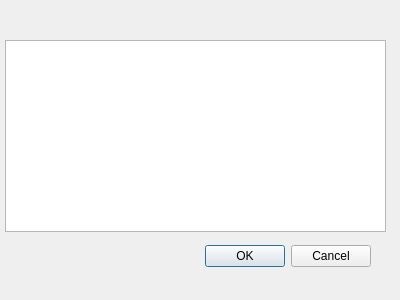
Old version of the form targetdialog.ui in the repository Anton9kin/Milandr_v3.
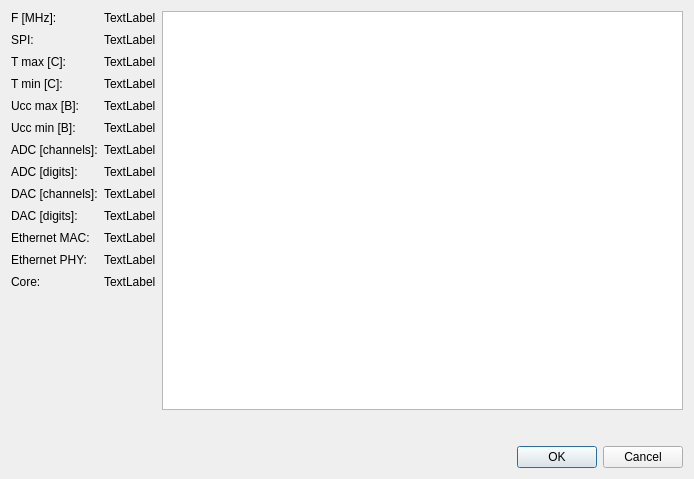
New version of the form.

What changed in the file:
```diff
--- a/targetdialog.ui
+++ b/targetdialog.ui
@@ -6,39 +6,271 @@
    <rect>
     <x>0</x>
     <y>0</y>
-    <width>400</width>
-    <height>300</height>
+    <width>694</width>
+    <height>479</height>
    </rect>
   </property>
   <property name="windowTitle">
    <string>Dialog</string>
   </property>
-  <widget class="QDialogButtonBox" name="buttonBox">
-   <property name="geometry">
-    <rect>
-     <x>30</x>
-     <y>240</y>
-     <width>341</width>
-     <height>32</height>
-    </rect>
-   </property>
-   <property name="orientation">
-    <enum>Qt::Horizontal</enum>
-   </property>
-   <property name="standardButtons">
-    <set>QDialogButtonBox::Cancel|QDialogButtonBox::Ok</set>
-   </property>
-  </widget>
-  <widget class="QTableView" name="tableView">
-   <property name="geometry">
-    <rect>
-     <x>5</x>
-     <y>40</y>
-     <width>381</width>
-     <height>192</height>
-    </rect>
-   </property>
-  </widget>
+  <layout class="QVBoxLayout" name="verticalLayout">
+   <item>
+    <layout class="QHBoxLayout" name="horizontalLayout">
+     <item>
+      <layout class="QGridLayout" name="gridLayout">
+       <property name="sizeConstraint">
+        <enum>QLayout::SetDefaultConstraint</enum>
+       </property>
+       <property name="verticalSpacing">
+        <number>8</number>
+       </property>
+       <item row="1" column="1">
+        <widget class="QLabel" name="SPI_label">
+         <property name="text">
+          <string>TextLabel</string>
+         </property>
+        </widget>
+       </item>
+       <item row="4" column="1">
+        <widget class="QLabel" name="Uccmax_label">
+         <property name="text">
+          <string>TextLabel</string>
+         </property>
+        </widget>
+       </item>
+       <item row="4" column="0">
+        <widget class="QLabel" name="label_8">
+         <property name="text">
+          <string>Ucc max [B]:</string>
+         </property>
+        </widget>
+       </item>
+       <item row="2" column="1">
+        <widget class="QLabel" name="Tmax_label">
+         <property name="text">
+          <string>TextLabel</string>
+         </property>
+        </widget>
+       </item>
+       <item row="2" column="0">
+        <widget class="QLabel" name="label_4">
+         <property name="text">
+          <string>T max [C]:</string>
+         </property>
+        </widget>
+       </item>
+       <item row="3" column="0">
+        <widget class="QLabel" name="label_6">
+         <property name="text">
+          <string>T min [C]:</string>
+         </property>
+        </widget>
+       </item>
+       <item row="9" column="1">
+        <widget class="QLabel" name="DACdig_label">
+         <property name="text">
+          <string>TextLabel</string>
+         </property>
+        </widget>
+       </item>
+       <item row="5" column="0">
+        <widget class="QLabel" name="label_10">
+         <property name="text">
+          <string>Ucc min [B]:</string>
+         </property>
+        </widget>
+       </item>
+       <item row="9" column="0">
+        <widget class="QLabel" name="label_20">
+         <property name="text">
+          <string>DAC [digits]:</string>
+         </property>
+        </widget>
+       </item>
+       <item row="12" column="0">
+        <widget class="QLabel" name="label_27">
+         <property name="text">
+          <string>Core:</string>
+         </property>
+        </widget>
+       </item>
+       <item row="7" column="0">
+        <widget class="QLabel" name="label_17">
+         <property name="text">
+          <string>ADC [digits]:</string>
+         </property>
+        </widget>
+       </item>
+       <item row="8" column="1">
+        <widget class="QLabel" name="DACch_label">
+         <property name="text">
+          <string>TextLabel</string>
+         </property>
+        </widget>
+       </item>
+       <item row="12" column="1">
+        <widget class="QLabel" name="Core_label">
+         <property name="text">
+          <string>TextLabel</string>
+         </property>
+        </widget>
+       </item>
+       <item row="1" column="0">
+        <widget class="QLabel" name="label">
+         <property name="text">
+          <string>SPI:</string>
+         </property>
+        </widget>
+       </item>
+       <item row="6" column="0">
+        <widget class="QLabel" name="label_16">
+         <property name="text">
+          <string>ADC [channels]:</string>
+         </property>
+        </widget>
+       </item>
+       <item row="10" column="0">
+        <widget class="QLabel" name="label_12">
+         <property name="text">
+          <string>Ethernet MAC:</string>
+         </property>
+        </widget>
+       </item>
+       <item row="11" column="1">
+        <widget class="QLabel" name="EthPHY_label">
+         <property name="text">
+          <string>TextLabel</string>
+         </property>
+        </widget>
+       </item>
+       <item row="10" column="1">
+        <widget class="QLabel" name="EthMAC_label">
+         <property name="text">
+          <string>TextLabel</string>
+         </property>
+        </widget>
+       </item>
+       <item row="0" column="0">
+        <widget class="QLabel" name="label_28">
+         <property name="text">
+          <string>F [MHz]:</string>
+         </property>
+        </widget>
+       </item>
+       <item row="0" column="1">
+        <widget class="QLabel" name="F_label">
+         <property name="text">
+          <string>TextLabel</string>
+         </property>
+        </widget>
+       </item>
+       <item row="6" column="1">
+        <widget class="QLabel" name="ADCch_label">
+         <property name="text">
+          <string>TextLabel</string>
+         </property>
+        </widget>
+       </item>
+       <item row="7" column="1">
+        <widget class="QLabel" name="ADCdig_label">
+         <property name="text">
+          <string>TextLabel</string>
+         </property>
+        </widget>
+       </item>
+       <item row="5" column="1">
+        <widget class="QLabel" name="Uccmin_label">
+         <property name="text">
+          <string>TextLabel</string>
+         </property>
+        </widget>
+       </item>
+       <item row="3" column="1">
+        <widget class="QLabel" name="Tmin_label">
+         <property name="text">
+          <string>TextLabel</string>
+         </property>
+        </widget>
+       </item>
+       <item row="11" column="0">
+        <widget class="QLabel" name="label_26">
+         <property name="text">
+          <string>Ethernet PHY:</string>
+         </property>
+        </widget>
+       </item>
+       <item row="8" column="0">
+        <widget class="QLabel" name="label_18">
+         <property name="text">
+          <string>DAC [channels]:</string>
+         </property>
+        </widget>
+       </item>
+       <item row="13" column="1">
+        <spacer name="verticalSpacer_2">
+         <property name="orientation">
+          <enum>Qt::Vertical</enum>
+         </property>
+         <property name="sizeHint" stdset="0">
+          <size>
+           <width>20</width>
+           <height>40</height>
+          </size>
+         </property>
+        </spacer>
+       </item>
+      </layout>
+     </item>
+     <item>
+      <widget class="QTableView" name="tableView">
+       <property name="font">
+        <font>
+         <pointsize>9</pointsize>
+        </font>
+       </property>
+       <property name="autoFillBackground">
+        <bool>false</bool>
+       </property>
+       <property name="editTriggers">
+        <set>QAbstractItemView::NoEditTriggers</set>
+       </property>
+       <property name="selectionMode">
+        <enum>QAbstractItemView::SingleSelection</enum>
+       </property>
+       <property name="selectionBehavior">
+        <enum>QAbstractItemView::SelectRows</enum>
+       </property>
+      </widget>
+     </item>
+    </layout>
+   </item>
+   <item>
+    <spacer name="verticalSpacer">
+     <property name="orientation">
+      <enum>Qt::Vertical</enum>
+     </property>
+     <property name="sizeType">
+      <enum>QSizePolicy::Fixed</enum>
+     </property>
+     <property name="sizeHint" stdset="0">
+      <size>
+       <width>20</width>
+       <height>30</height>
+      </size>
+     </property>
+    </spacer>
+   </item>
+   <item>
+    <widget class="QDialogButtonBox" name="buttonBox">
+     <property name="orientation">
+      <enum>Qt::Horizontal</enum>
+     </property>
+     <property name="standardButtons">
+      <set>QDialogButtonBox::Cancel|QDialogButtonBox::Ok</set>
+     </property>
+    </widget>
+   </item>
+  </layout>
  </widget>
  <resources/>
  <connections>
```
